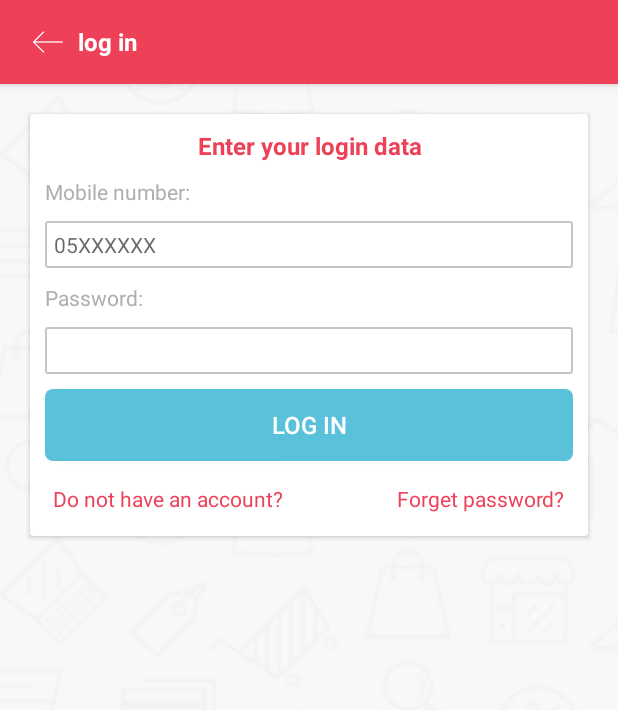
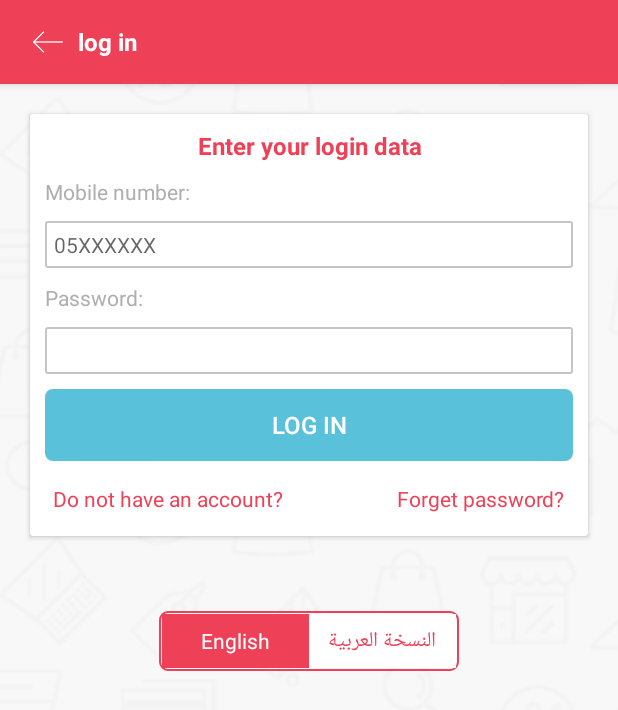
Before and after one commit to caxisweb/YakrmDeliveryManAndroid, an Android app: the LoginActivity screen opened directly, with no data from a screen before it, on a phone screen of 412 x 824 dp. Shown: the top 710 px of the screen. Run offline under Robolectric (Android 15) with nearby library versions, the phone set to English and light mode, and no system bars; 1 statement that could not run was skipped.

Commit message:
language change from login screen

```diff
--- a/app/build.gradle
+++ b/app/build.gradle
@@ -8,8 +8,8 @@ android {
         applicationId "com.codeclinic.yakrmdeliveryman"
         minSdkVersion 22
         targetSdkVersion 29
-        versionCode 3
-        versionName "1.2"
+        versionCode 4
+        versionName "1.3"
 
         testInstrumentationRunner "androidx.test.runner.AndroidJUnitRunner"
     }
@@ -67,5 +67,6 @@ dependencies {
     implementation 'com.google.firebase:firebase-crash:16.2.1'
     implementation 'com.google.firebase:firebase-database:18.0.0'
     //implementation 'com.github.franmontiel:LocaleChanger:0.9.2'
+
 }
 //inforaamitsolutions(google Acc.)
--- a/app/src/main/res/layout/activity_login.xml
+++ b/app/src/main/res/layout/activity_login.xml
@@ -147,4 +147,34 @@
 
     </androidx.cardview.widget.CardView>
 
+    <LinearLayout
+        android:layout_width="200dp"
+        android:layout_height="40dp"
+        android:padding="2dp"
+        android:layout_centerHorizontal="true"
+        android:layout_below="@+id/main_login_cardview"
+        android:layout_gravity="center_horizontal"
+        android:background="@drawable/button_border_background"
+        android:layout_marginTop="30dp">
+
+        <TextView
+            android:id="@+id/tv_english"
+            android:layout_width="match_parent"
+            android:layout_height="match_parent"
+            android:background="@color/colorPrimary"
+            android:gravity="center"
+            android:text="English"
+            android:textColor="@color/white"
+            android:layout_weight="1"/>
+
+        <TextView
+            android:id="@+id/tv_arbic"
+            android:layout_width="match_parent"
+            android:layout_height="match_parent"
+            android:gravity="center"
+            android:text="النسخة العربية"
+            android:layout_weight="1"/>
+
+    </LinearLayout>
+
 </RelativeLayout>
```
Also changed, not shown: app/src/main/java/com/codeclinic/yakrmdeliveryman/Activity/LoginActivity.java (+103 -0 lines), 1 other file.
